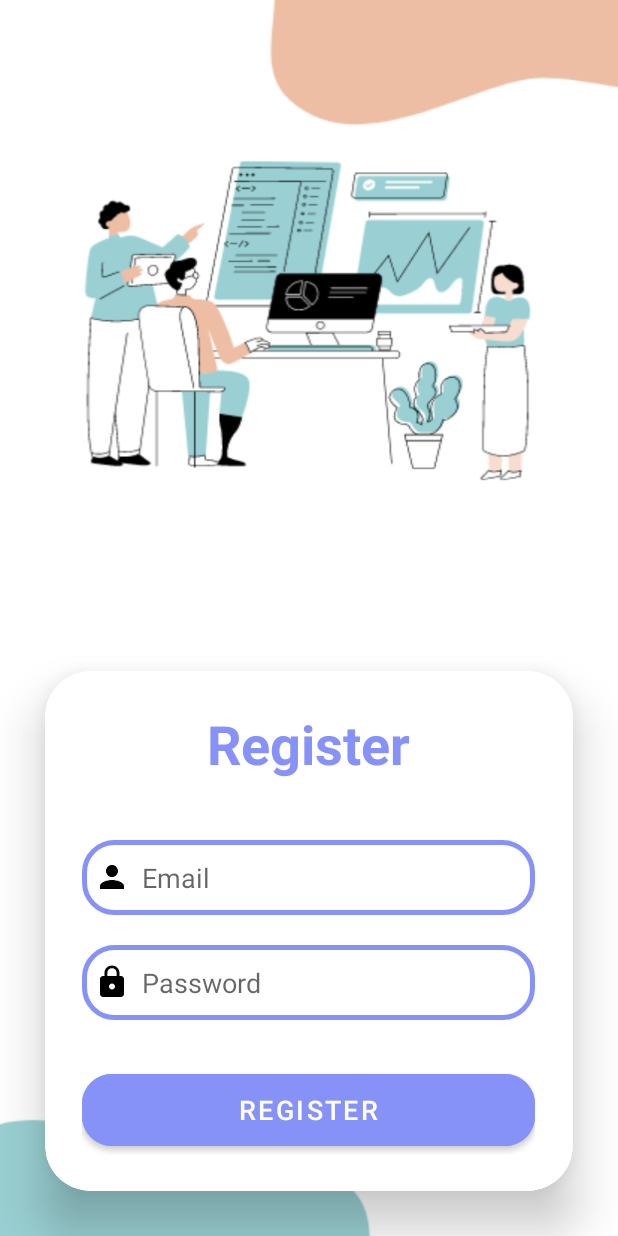
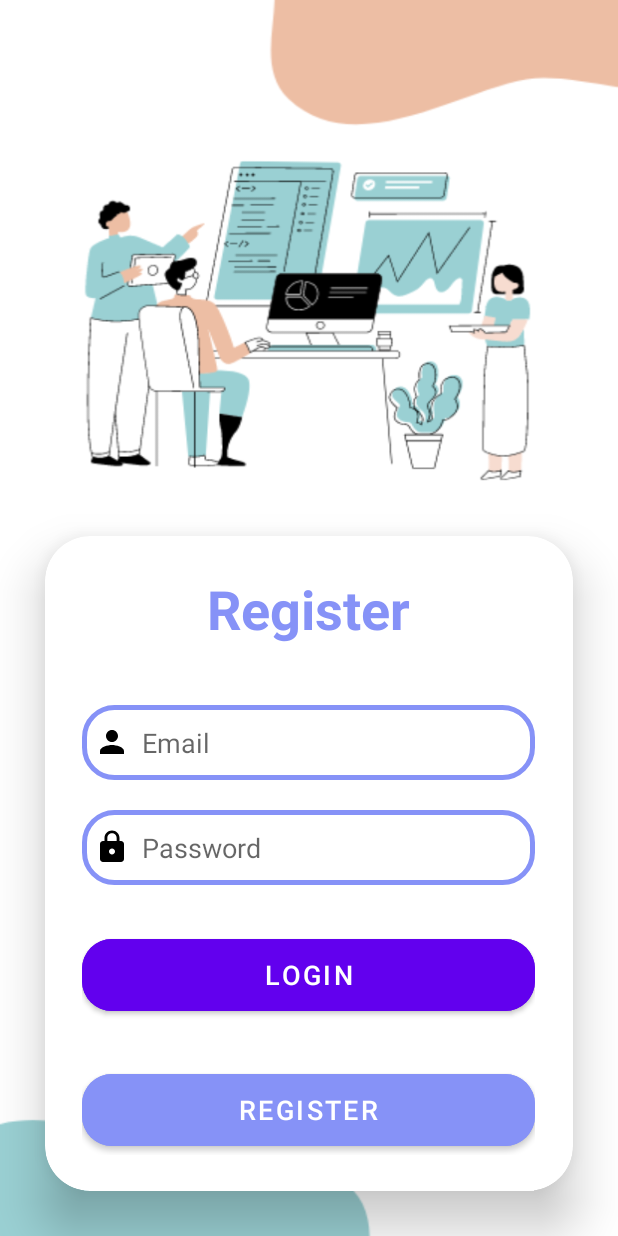
Before and after one commit to DavidRamirezVicente/AndroidCameraMap, an Android app: the layout activity_register.xml on its own in the app's theme, with its tools: preview values and no code run, on a phone screen of 412 x 824 dp. Run offline under Robolectric (Android 15) with nearby library versions, the phone set to English and light mode, and no system bars.

Commit message:
login buttonm

```diff
--- a/app/src/main/res/layout/activity_register.xml
+++ b/app/src/main/res/layout/activity_register.xml
@@ -77,6 +77,16 @@
                 android:textColorHighlight="@color/cardview_dark_background" />
 
             <Button
+                android:id="@+id/loginButton"
+                android:layout_width="match_parent"
+                android:layout_height="60dp"
+                android:layout_marginTop="30dp"
+                android:backgroundTint="@color/purple_500"
+                android:text="Login"
+                android:textSize="18sp"
+                app:cornerRadius="20dp" />
+
+            <Button
                 android:id="@+id/registerButton"
                 android:layout_width="match_parent"
                 android:layout_height="60dp"
```
Also changed, not shown: app/build.gradle.kts (+6 -4 lines), app/src/main/java/com/example/androidmaps/MainActivity.java (+9 -3 lines), app/src/main/java/com/example/androidmaps/ui/register/RegisterFragment.java (+25 -5 lines).
